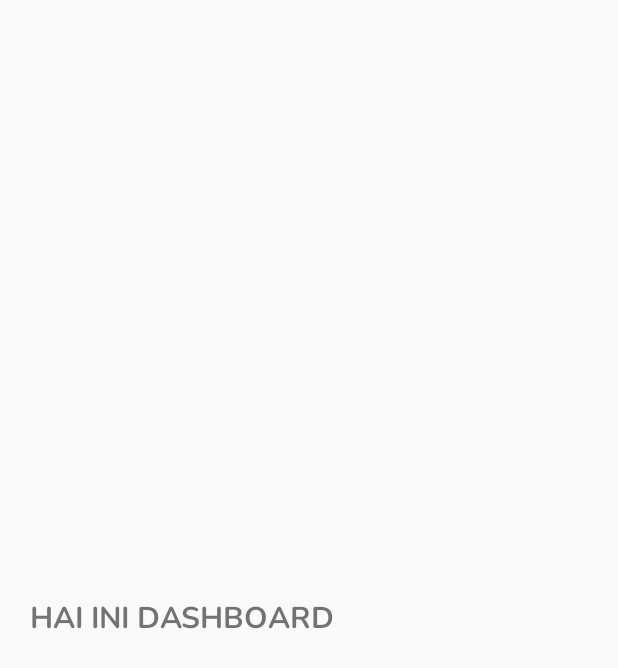
After one commit to nielxfb/rhangfhindel, an Android app: the DashboardActivity screen opened directly, with no data from a screen before it, on a phone screen of 412 x 824 dp. The commit adds this screen. Shown: the top 668 px of the screen. Run offline under Robolectric (Android 15) with nearby library versions, the phone set to English and light mode, and no system bars.

Commit message:
feat: added redirect to dashboard

```diff
--- a/app/src/main/AndroidManifest.xml
+++ b/app/src/main/AndroidManifest.xml
@@ -12,7 +12,10 @@
         android:theme="@style/Theme.Rhangfhindel"
         tools:targetApi="31">
         <activity
-            android:name="edu.bluejack23_2.rhangfhindel.activities.LoginActivity"
+            android:name=".activities.DashboardActivity"
+            android:exported="false" />
+        <activity
+            android:name=".activities.LoginActivity"
             android:exported="true">
             <intent-filter>
                 <action android:name="android.intent.action.MAIN" />
--- /dev/null
+++ b/app/src/main/java/edu/bluejack23_2/rhangfhindel/activities/DashboardActivity.kt
@@ -0,0 +1,12 @@
+package edu.bluejack23_2.rhangfhindel.activities
+
+import androidx.appcompat.app.AppCompatActivity
+import android.os.Bundle
+import edu.bluejack23_2.rhangfhindel.R
+
+class DashboardActivity : AppCompatActivity() {
+    override fun onCreate(savedInstanceState: Bundle?) {
+        super.onCreate(savedInstanceState)
+        setContentView(R.layout.activity_dashboard)
+    }
+}
--- /dev/null
+++ b/app/src/main/res/layout/activity_dashboard.xml
@@ -0,0 +1,20 @@
+<?xml version="1.0" encoding="utf-8"?>
+<LinearLayout xmlns:android="http://schemas.android.com/apk/res/android"
+    xmlns:app="http://schemas.android.com/apk/res-auto"
+    xmlns:tools="http://schemas.android.com/tools"
+    android:layout_width="match_parent"
+    android:layout_height="match_parent"
+    tools:context=".activities.DashboardActivity"
+    android:orientation="vertical"
+    android:padding="20dp"
+    android:gravity="center"
+    android:background="@color/light_highlight" >
+
+    <TextView
+        android:layout_width="match_parent"
+        android:layout_height="wrap_content"
+        android:text="HAI INI DASHBOARD"
+        android:textSize="20sp"
+        android:textFontWeight="700" />
+
+</LinearLayout>
--- a/app/src/main/res/layout/activity_login.xml
+++ b/app/src/main/res/layout/activity_login.xml
@@ -53,6 +53,7 @@
                 android:hint="Password" />
 
             <Button
+                android:id="@+id/login_button"
                 android:layout_width="match_parent"
                 android:layout_height="wrap_content"
                 android:backgroundTint="@color/accent_background"
```
Also changed, not shown: app/src/main/java/edu/bluejack23_2/rhangfhindel/activities/LoginActivity.kt (+39 -2 lines).
